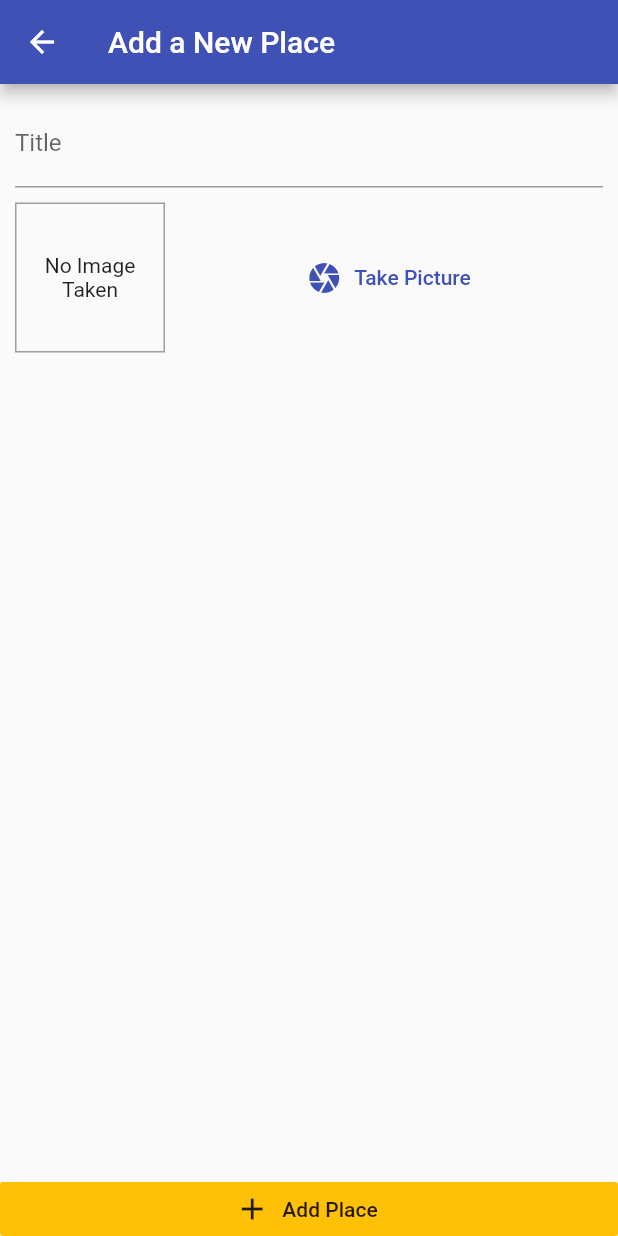
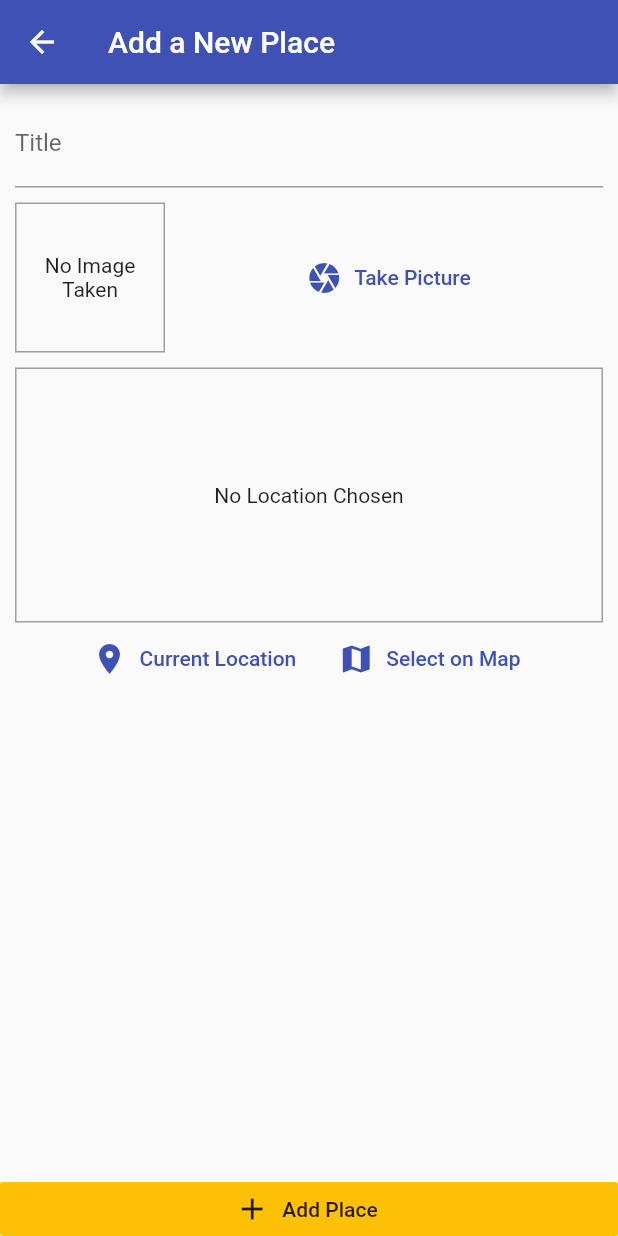
Before and after one commit to rahmaahassan/place_list, a Flutter app: the screen it shows after launch, after a tap on the "add" icon, on a phone screen of 412 x 824 dp. Run offline on Flutter 3.47's test engine with Material 2 defaults, Android fonts, the phone set to English and light mode, and no system bars; our stand-ins replace google_maps_flutter, image_picker, location, sqflite; accounts and stored records are empty.

```diff
--- /dev/null
+++ b/lib/helpers/db_helper.dart
@@ -0,0 +1,28 @@
+import 'package:sqflite/sqflite.dart' as sql;
+import 'package:path/path.dart' as path;
+import 'package:sqflite/sqlite_api.dart';
+
+class DBHelper {
+  static Future<Database> database() async {
+    final dbPath = await sql.getDatabasesPath();
+    return sql.openDatabase(path.join(dbPath, 'places.db'),
+        onCreate: (db, version) {
+          return db.execute(
+              'CREATE TABLE user_places(id TEXT PRIMARY KEY, title TEXT, image TEXT, loc_lat REAL, loc_lng REAL, address TEXT)');
+        }, version: 1);
+  }
+
+  static Future<void> insert(String table, Map<String, Object> data) async {
+    final db = await DBHelper.database();
+    db.insert(
+      table,
+      data,
+      conflictAlgorithm: ConflictAlgorithm.replace,
+    );
+  }
+
+  static Future<List<Map<String, dynamic>>> getData(String table) async {
+    final db = await DBHelper.database();
+    return db.query(table);
+  }
+}
--- /dev/null
+++ b/lib/helpers/location_helper.dart
@@ -0,0 +1,17 @@
+import 'dart:convert';
+
+import 'package:http/http.dart' as http;
+
+const GOOGLE_API_KEY = 'AIzaSyBg9yn5JtQgKRFbg6FCTy4ewbF24kRuAYI';
+
+class LocationHelper {
+  static String generateLocationPreviewImage({double latitude, double longitude,}) {
+    return 'https://maps.googleapis.com/maps/api/staticmap?center=&$latitude,$longitude&zoom=16&size=600x300&maptype=roadmap&markers=color:red%7Clabel:A%7C$latitude,$longitude&key=$GOOGLE_API_KEY';
+  }
+
+  static Future<String> getPlaceAddress(double lat, double lng) async {
+    final url = 'https://maps.googleapis.com/maps/api/geocode/json?address=$lat,$lng&key=$GOOGLE_API_KEY';
+    final response = await http.get(url);
+    return json.decode(response.body)['results'][0]['formatted_address'];
+  }
+}
--- a/lib/main.dart
+++ b/lib/main.dart
@@ -1,11 +1,12 @@
 import 'package:flutter/material.dart';
-import 'package:placelist/screens/add_place_screen.dart';
-import 'package:placelist/screens/places_list_screen.dart';
 import 'package:provider/provider.dart';
 
-import 'package:placelist/providers/great_places.dart';
+import './providers/great_places.dart';
+import './screens/places_list_screen.dart';
+import './screens/add_place_screen.dart';
+import './screens/place_detail_screen.dart';
+
 void main() => runApp(MyApp());
-
 
 class MyApp extends StatelessWidget {
   @override
@@ -21,8 +22,8 @@ class MyApp extends StatelessWidget {
           home: PlacesListScreen(),
           routes: {
             AddPlaceScreen.routeName: (ctx) => AddPlaceScreen(),
-        }
-    ),
+            PlaceDetailScreen.routeName: (ctx) => PlaceDetailScreen(),
+          }),
     );
   }
 }
--- a/lib/models/place.dart
+++ b/lib/models/place.dart
@@ -6,7 +6,7 @@ class PlaceLocation {
   final double longitude;
   final String address;
 
-  PlaceLocation({
+  const PlaceLocation({
    @required this.latitude,
    @required this.longitude,
    @required this.address,
--- a/lib/providers/great_places.dart
+++ b/lib/providers/great_places.dart
@@ -1,10 +1,68 @@
+import 'dart:io';
+
 import 'package:flutter/foundation.dart';
-import 'package:placelist/models/place.dart';
+
+import '../models/place.dart';
+import '../helpers/db_helper.dart';
+import '../helpers/location_helper.dart';
 
 class GreatPlaces with ChangeNotifier {
   List<Place> _items = [];
 
-  List<Place> get item {
-    return _items;
+  List<Place> get items {
+    return [..._items];
+  }
+
+  Place findById(String id) {
+    return _items.firstWhere((place) => place.id == id);
+  }
+
+  Future<void> addPlace(
+      String pickedTitle,
+      File pickedImage,
+      PlaceLocation pickedLocation,
+      ) async {
+    final address = await LocationHelper.getPlaceAddress(
+        pickedLocation.latitude, pickedLocation.longitude);
+    final updatedLocation = PlaceLocation(
+      latitude: pickedLocation.latitude,
+      longitude: pickedLocation.longitude,
+      address: address,
+    );
+    final newPlace = Place(
+      id: DateTime.now().toString(),
+      image: pickedImage,
+      title: pickedTitle,
+      location: updatedLocation,
+    );
+    _items.add(newPlace);
+    notifyListeners();
+    DBHelper.insert('user_places', {
+      'id': newPlace.id,
+      'title': newPlace.title,
+      'image': newPlace.image.path,
+      'loc_lat': newPlace.location.latitude,
+      'loc_lng': newPlace.location.longitude,
+      'address': newPlace.location.address,
+    });
+  }
+
+  Future<void> fetchAndSetPlaces() async {
+    final dataList = await DBHelper.getData('user_places');
+    _items = dataList
+        .map(
+          (item) => Place(
+        id: item['id'],
+        title: item['title'],
+        image: File(item['image']),
+        location: PlaceLocation(
+          latitude: item['loc_lat'],
+          longitude: item['loc_lng'],
+          address: item['address'],
+        ),
+      ),
+    )
+        .toList();
+    notifyListeners();
   }
 }
--- a/lib/screens/places_list_screen.dart
+++ b/lib/screens/places_list_screen.dart
@@ -1,6 +1,9 @@
 import 'package:flutter/material.dart';
+import 'package:provider/provider.dart';
 
-import 'add_place_screen.dart';
+import './add_place_screen.dart';
+import '../providers/great_places.dart';
+import './place_detail_screen.dart';
 
 class PlacesListScreen extends StatelessWidget {
   @override
@@ -13,13 +16,44 @@ class PlacesListScreen extends StatelessWidget {
             icon: Icon(Icons.add),
             onPressed: () {
               Navigator.of(context).pushNamed(AddPlaceScreen.routeName);
-
             },
-          )
+          ),
         ],
       ),
-      body: Center(
-        child: CircularProgressIndicator(),
+      body: FutureBuilder(
+        future: Provider.of<GreatPlaces>(context, listen: false)
+            .fetchAndSetPlaces(),
+        builder: (ctx, snapshot) => snapshot.connectionState ==
+            ConnectionState.waiting
+            ? Center(
+          child: CircularProgressIndicator(),
+        )
+            : Consumer<GreatPlaces>(
+          child: Center(
+            child: const Text('Got no places yet, start adding some!'),
+          ),
+          builder: (ctx, greatPlaces, ch) => greatPlaces.items.length <= 0
+              ? ch
+              : ListView.builder(
+            itemCount: greatPlaces.items.length,
+            itemBuilder: (ctx, i) => ListTile(
+              leading: CircleAvatar(
+                backgroundImage: FileImage(
+                  greatPlaces.items[i].image,
+                ),
+              ),
+              title: Text(greatPlaces.items[i].title),
+              subtitle:
+              Text(greatPlaces.items[i].location.address),
+              onTap: () {
+                Navigator.of(context).pushNamed(
+                  PlaceDetailScreen.routeName,
+                  arguments: greatPlaces.items[i].id,
+                );
+              },
+            ),
+          ),
+        ),
       ),
     );
   }
--- /dev/null
+++ b/lib/widgets/location_input.dart
@@ -0,0 +1,102 @@
+import 'package:flutter/material.dart';
+import 'package:google_maps_flutter/google_maps_flutter.dart';
+import 'package:location/location.dart';
+
+import '../helpers/location_helper.dart';
+import '../screens/map_screen.dart';
+
+class LocationInput extends StatefulWidget {
+  final Function onSelectPlace;
+
+  LocationInput(this.onSelectPlace);
+
+  @override
+  _LocationInputState createState() => _LocationInputState();
+}
+
+class _LocationInputState extends State<LocationInput> {
+  String _previewImageUrl;
+
+  void _showPreview(double lat, double lng) {
+    final staticMapImageUrl = LocationHelper.generateLocationPreviewImage(
+      latitude: lat,
+      longitude: lng,
+    );
+    setState(() {
+      _previewImageUrl = staticMapImageUrl;
+    });
+  }
+
+  Future<void> _getCurrentUserLocation() async {
+    try {
+      final locData = await Location().getLocation();
+      _showPreview(locData.latitude, locData.longitude);
+      widget.onSelectPlace(locData.latitude, locData.longitude);
+    } catch (error) {
+      return;
+    }
+  }
+
+  Future<void> _selectOnMap() async {
+    final selectedLocation = await Navigator.of(context).push<LatLng>(
+      MaterialPageRoute(
+        fullscreenDialog: true,
+        builder: (ctx) => MapScreen(
+          isSelecting: true,
+        ),
+      ),
+    );
+    if (selectedLocation == null) {
+      return;
+    }
+    _showPreview(selectedLocation.latitude, selectedLocation.longitude);
+    widget.onSelectPlace(selectedLocation.latitude, selectedLocation.longitude);
+  }
+
+  @override
+  Widget build(BuildContext context) {
+    return Column(
+      children: <Widget>[
+        Container(
+          height: 170,
+          width: double.infinity,
+          alignment: Alignment.center,
+          decoration: BoxDecoration(
+            border: Border.all(width: 1, color: Colors.grey),
+          ),
+          child: _previewImageUrl == null
+              ? Text(
+            'No Location Chosen',
+            textAlign: TextAlign.center,
+          )
+              : Image.network(
+            _previewImageUrl,
+            fit: BoxFit.cover,
+            width: double.infinity,
+          ),
+        ),
+        Row(
+          mainAxisAlignment: MainAxisAlignment.center,
+          children: <Widget>[
+            FlatButton.icon(
+              icon: Icon(
+                Icons.location_on,
+              ),
+              label: Text('Current Location'),
+              textColor: Theme.of(context).primaryColor,
+              onPressed: _getCurrentUserLocation,
+            ),
+            FlatButton.icon(
+              icon: Icon(
+                Icons.map,
+              ),
+              label: Text('Select on Map'),
+              textColor: Theme.of(context).primaryColor,
+              onPressed: _selectOnMap,
+            ),
+          ],
+        ),
+      ],
+    );
+  }
+}
--- a/pubspec.yaml
+++ b/pubspec.yaml
@@ -25,6 +25,12 @@ dependencies:
     sdk: flutter
   provider: ^4.1.3
   image_picker: ^0.6.7+2
+  path_provider: ^1.6.11
+  path: ^1.6.4
+  sqflite: ^1.3.1
+  location: ^3.0.2
+  google_maps_flutter: ^0.5.28+1
+  http: ^0.12.1
 
 
   # The following adds the Cupertino Icons font to your application.
```
Also changed, not shown: lib/screens/add_place_screen.dart (+39 -4 lines), lib/screens/map_screen.dart (added, +70 -0 lines), lib/screens/place_detail_screen.dart (+63 -0 lines), lib/widgets/image_input.dart (+18 -0 lines), pubspec.lock, 1 other file. Lines whose indentation alone changed are shown as unchanged.
